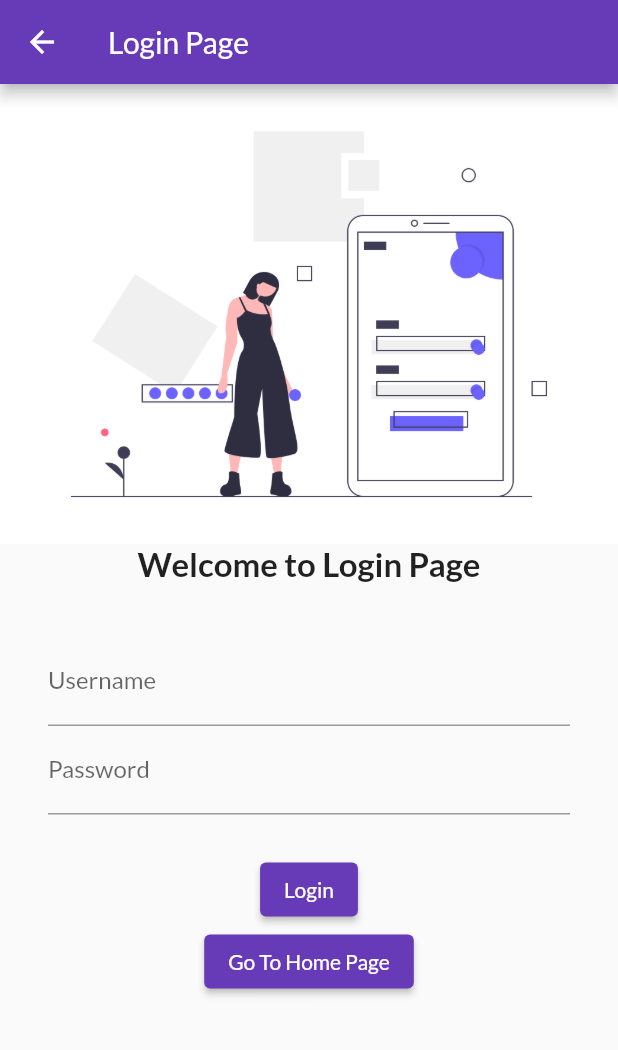
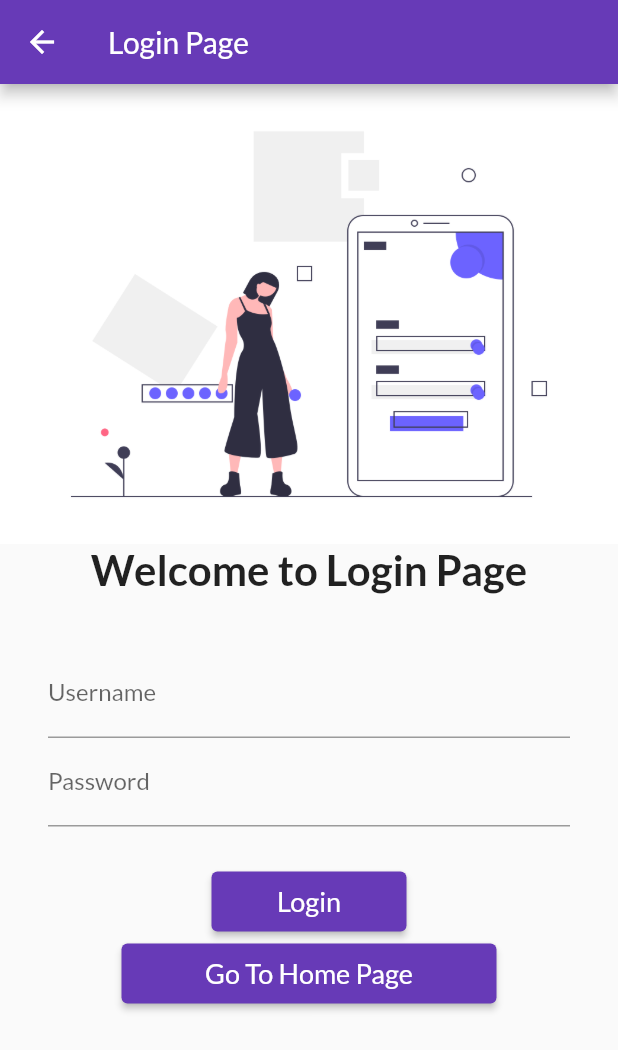
Before and after one commit to rohit-0308/LearningFlutter, a Flutter app: the screen it shows after launch, after a tap on "Login Page", on a phone screen of 412 x 824 dp. Shown: the top 1050 px of the screen. Run offline on Flutter 3.47's test engine with Material 2 defaults, Android fonts, the light colour scheme and no system bars; our stand-ins replace google_fonts.

Commit message:
day 5 completed

```diff
--- a/lib/main.dart
+++ b/lib/main.dart
@@ -1,6 +1,7 @@
 import 'package:flutter/material.dart';
 import 'package:flutter_app_learning/pages/home.dart';
 import 'package:flutter_app_learning/pages/login.dart';
+import 'package:flutter_app_learning/utils/routes.dart';
 import 'package:google_fonts/google_fonts.dart';
 
 void main() {
@@ -11,14 +12,15 @@ class MyApp extends StatelessWidget {
   @override
   Widget build(BuildContext context) {
     return MaterialApp(
+      debugShowCheckedModeBanner: false,
       themeMode: ThemeMode.dark,
       theme: ThemeData(
         primarySwatch: Colors.deepPurple,
         fontFamily: GoogleFonts.lato().fontFamily,
       ),
       routes: {
-        "/": (context) => HomePage(),
-        "/login": (context) => LoginPage(),
+        MyRoutes.homeRoute: (context) => HomePage(),
+        MyRoutes.loginRoute: (context) => LoginPage(),
       },
     );
   }
--- a/lib/pages/home.dart
+++ b/lib/pages/home.dart
@@ -22,6 +22,13 @@ class HomePage extends StatelessWidget {
               onTap: () {
                 Navigator.pop(context);
               },
+            ),
+            ListTile(
+              title: Text("Login"),
+              onTap: () {
+                Navigator.pushNamed(context, '/login');
+                // Navigator.pop(context);
+              },
             )
           ],
         ),
--- a/lib/pages/login.dart
+++ b/lib/pages/login.dart
@@ -1,4 +1,5 @@
 import 'package:flutter/material.dart';
+import 'package:flutter_app_learning/utils/routes.dart';
 
 class LoginPage extends StatelessWidget {
   @override
@@ -7,7 +8,8 @@ class LoginPage extends StatelessWidget {
       appBar: AppBar(
         title: Text('Login Page'),
       ),
-      body: Column(
+      body: SingleChildScrollView(
+        child: Column(
           children: [
             Image.asset(
               "assets/images/login.png",
@@ -16,7 +18,7 @@ class LoginPage extends StatelessWidget {
             Text(
               "Welcome to Login Page",
               style: TextStyle(
-              fontSize: 22,
+                fontSize: 28,
                 fontWeight: FontWeight.bold,
               ),
             ),
@@ -48,15 +50,24 @@ class LoginPage extends StatelessWidget {
               height: 10.0,
             ),
             ElevatedButton(
-            child: Text('Login'),
-            // style: ButtonStyle(
-            //   foregroundColor: MaterialStateColor
-            // ),
-            onPressed: () {},
+              child: Text(
+                'Login',
+                style: TextStyle(fontSize: 18),
+              ),
+              style: TextButton.styleFrom(
+                minimumSize: Size(130, 40),
+              ),
+              onPressed: () {
+                Navigator.pushNamed(context, MyRoutes.homeRoute);
+              },
             ),
             Center(
               child: ElevatedButton(
-              child: Text('Go To Home Page'),
+                child: Text(
+                  'Go To Home Page',
+                  style: TextStyle(fontSize: 18),
+                ),
+                style: TextButton.styleFrom(minimumSize: Size(250, 40)),
                 onPressed: () {
                   Navigator.pushNamed(context, '/');
                 },
@@ -64,6 +75,7 @@ class LoginPage extends StatelessWidget {
             ),
           ],
         ),
+      ),
     );
   }
 }
--- /dev/null
+++ b/lib/utils/routes.dart
@@ -0,0 +1,4 @@
+class MyRoutes {
+  static String loginRoute = "/login";
+  static String homeRoute = "/";
+}
```
Lines whose indentation alone changed are shown as unchanged.
